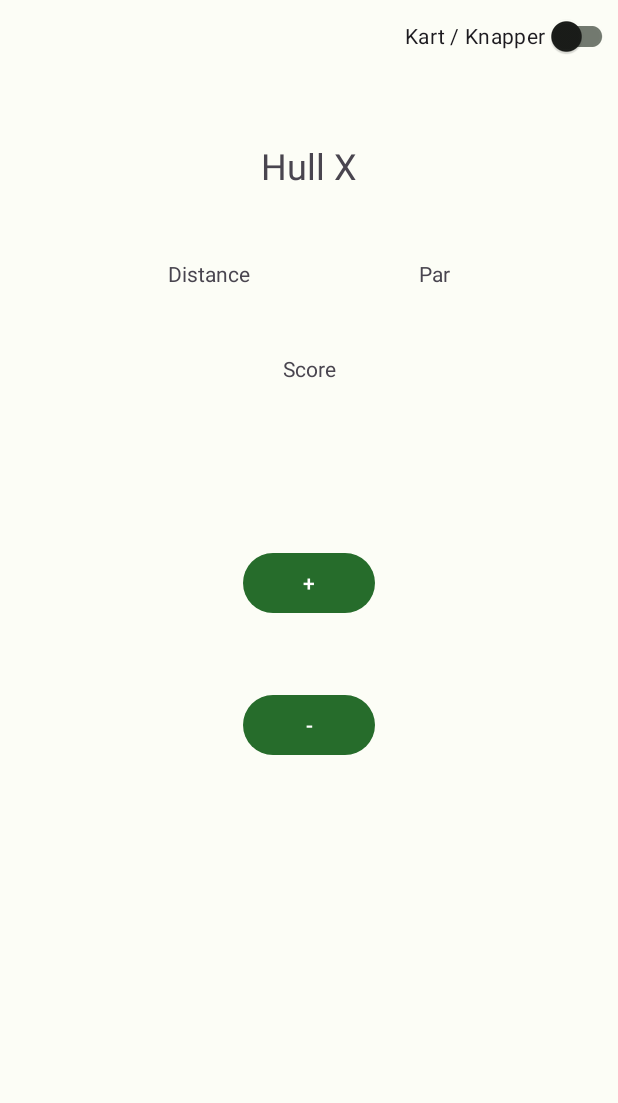
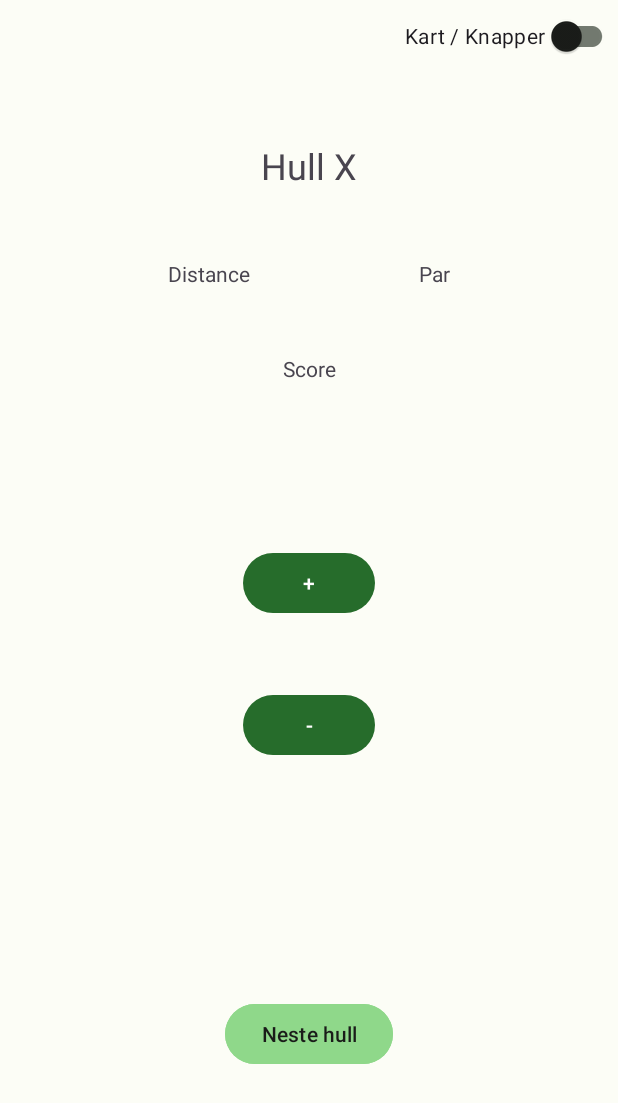
Before and after one commit to vetlewj/DiscgolfApp, an Android app: the layout fragment_take_score.xml on its own in the app's theme, with its tools: preview values and no code run, on a phone screen of 412 x 824 dp. Shown: the top 1103 px of the screen. Run offline under Robolectric (Android 15) with nearby library versions, the phone set to English and light mode, and no system bars.

Commit message:
updated fragment and strings

```diff
--- a/app/src/main/res/layout/fragment_take_score.xml
+++ b/app/src/main/res/layout/fragment_take_score.xml
@@ -8,7 +8,7 @@
     tools:context=".screens.takescore.TakeScoreFragment">
 
     <Button
-        android:id="@+id/addToScorebutton"
+        android:id="@+id/increment_scorebutton"
         android:layout_width="wrap_content"
         android:layout_height="wrap_content"
         android:text="@string/addToScoreBtnText"
@@ -18,7 +18,7 @@
         app:layout_constraintTop_toTopOf="@+id/guideline2" />
 
     <Button
-        android:id="@+id/subtractFromScoreButton"
+        android:id="@+id/decrement_score_button"
         android:layout_width="wrap_content"
         android:layout_height="wrap_content"
         android:text="@string/subtractFromScoreBtnText"
@@ -26,7 +26,7 @@
         app:layout_constraintEnd_toEndOf="parent"
         app:layout_constraintHorizontal_bias="0.5"
         app:layout_constraintStart_toStartOf="parent"
-        app:layout_constraintTop_toBottomOf="@+id/addToScorebutton" />
+        app:layout_constraintTop_toBottomOf="@+id/increment_scorebutton" />
 
     <TextView
         android:id="@+id/parForHoleTextView"
@@ -95,4 +95,16 @@
         android:orientation="horizontal"
         app:layout_constraintGuide_begin="554dp" />
 
+    <Button
+        android:id="@+id/nextHoleBtn"
+        android:layout_width="wrap_content"
+        android:layout_height="wrap_content"
+        android:backgroundTint="@color/md_theme_dark_surfaceTint"
+        android:text="@string/next_hole"
+        android:textColor="@color/md_theme_dark_background"
+        app:layout_constraintBottom_toBottomOf="parent"
+        app:layout_constraintEnd_toEndOf="parent"
+        app:layout_constraintStart_toStartOf="parent"
+        app:layout_constraintTop_toTopOf="@+id/guideline4" />
+
 </androidx.constraintlayout.widget.ConstraintLayout>
--- a/app/src/main/res/navigation/mobile_navigation.xml
+++ b/app/src/main/res/navigation/mobile_navigation.xml
@@ -72,5 +72,8 @@
         <argument
             android:name="holeNumber"
             app:argType="integer" />
+        <argument
+            android:name="courseName"
+            app:argType="string" />
     </fragment>
 </navigation>
--- a/app/src/main/res/values/strings.xml
+++ b/app/src/main/res/values/strings.xml
@@ -46,6 +46,7 @@
     <string name="currentHoleNumberText">Hull X</string>
     <string name="current_distance_for_hole_text">Distance</string>
     <string name="toggleMapButtonText">Kart / Knapper</string>
+    <string name="next_hole">Neste hull</string>
 
 
 </resources>
```
